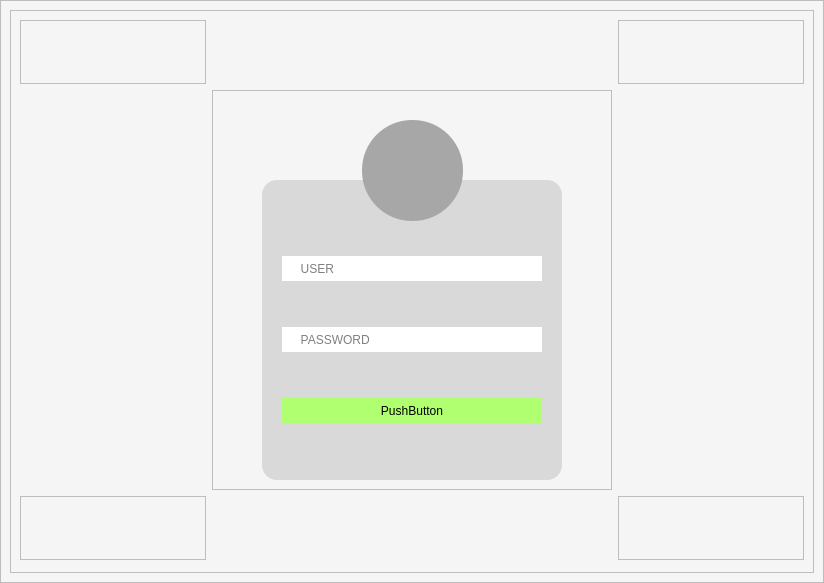
jorgea-hn/Proyecto_Sistema_Restaurante, file Layout/Login.ui: the form before one commit.
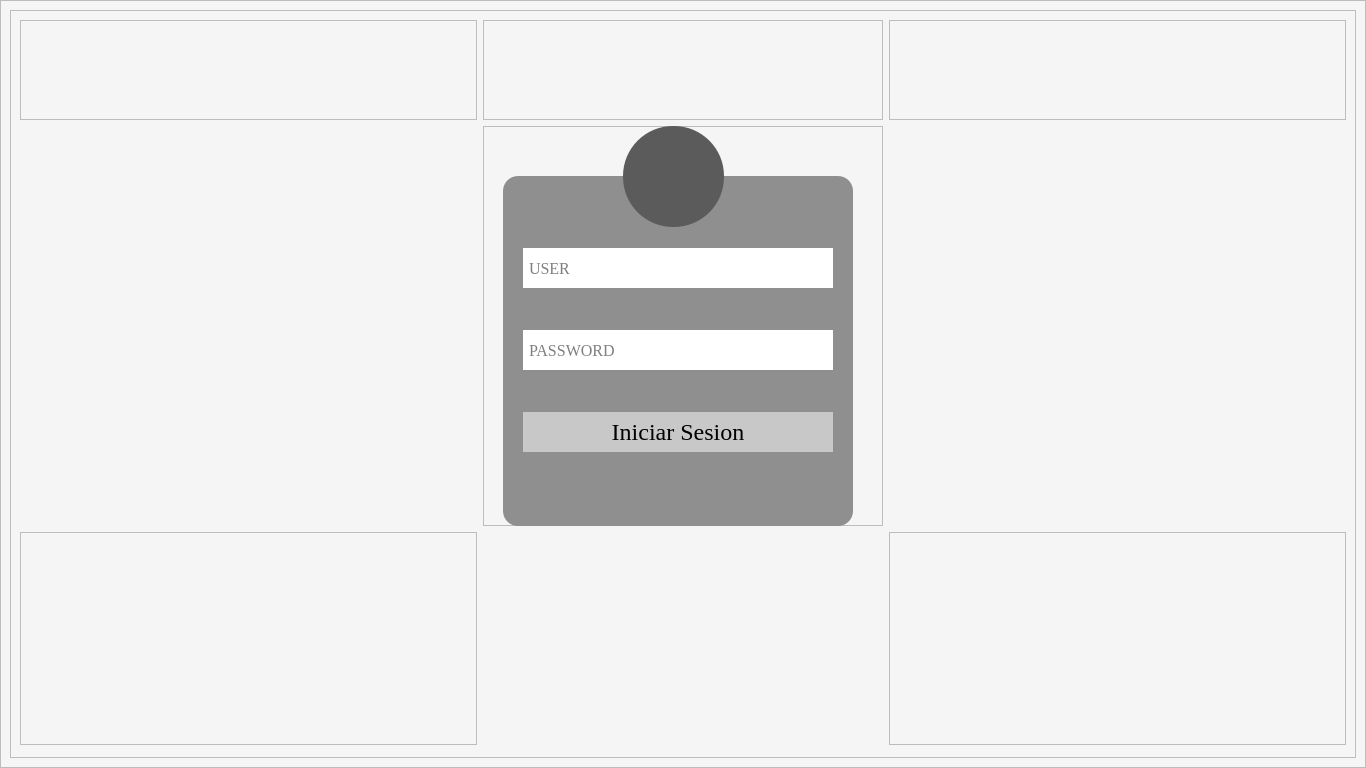
The form after the commit. Icons and pictures are not drawn.

Commit message: Modificacion de interfaz

What changed in the file:
```diff
--- a/Layout/Login.ui
+++ b/Layout/Login.ui
@@ -6,10 +6,28 @@
    <rect>
     <x>0</x>
     <y>0</y>
-    <width>824</width>
-    <height>583</height>
+    <width>1366</width>
+    <height>768</height>
    </rect>
   </property>
+  <property name="sizePolicy">
+   <sizepolicy hsizetype="MinimumExpanding" vsizetype="MinimumExpanding">
+    <horstretch>0</horstretch>
+    <verstretch>0</verstretch>
+   </sizepolicy>
+  </property>
+  <property name="minimumSize">
+   <size>
+    <width>1366</width>
+    <height>768</height>
+   </size>
+  </property>
+  <property name="maximumSize">
+   <size>
+    <width>16777215</width>
+    <height>16777215</height>
+   </size>
+  </property>
   <property name="windowTitle">
    <string>MainWindow</string>
   </property>
@@ -57,6 +75,62 @@
             <property name="bottomMargin">
              <number>12</number>
             </property>
+            <item row="3" column="0">
+             <widget class="QFrame" name="frame_6">
+              <property name="frameShape">
+               <enum>QFrame::StyledPanel</enum>
+              </property>
+              <property name="frameShadow">
+               <enum>QFrame::Raised</enum>
+              </property>
+             </widget>
+            </item>
+            <item row="0" column="0">
+             <widget class="QFrame" name="frame_7">
+              <property name="frameShape">
+               <enum>QFrame::StyledPanel</enum>
+              </property>
+              <property name="frameShadow">
+               <enum>QFrame::Raised</enum>
+              </property>
+             </widget>
+            </item>
+            <item row="3" column="3">
+             <widget class="QFrame" name="frame_5">
+              <property name="frameShape">
+               <enum>QFrame::StyledPanel</enum>
+              </property>
+              <property name="frameShadow">
+               <enum>QFrame::Raised</enum>
+              </property>
+             </widget>
+            </item>
+            <item row="0" column="1">
+             <widget class="QFrame" name="frame_3">
+              <property name="maximumSize">
+               <size>
+                <width>16777215</width>
+                <height>100</height>
+               </size>
+              </property>
+              <property name="frameShape">
+               <enum>QFrame::StyledPanel</enum>
+              </property>
+              <property name="frameShadow">
+               <enum>QFrame::Raised</enum>
+              </property>
+             </widget>
+            </item>
+            <item row="0" column="3">
+             <widget class="QFrame" name="frame_4">
+              <property name="frameShape">
+               <enum>QFrame::StyledPanel</enum>
+              </property>
+              <property name="frameShadow">
+               <enum>QFrame::Raised</enum>
+              </property>
+             </widget>
+            </item>
             <item row="1" column="1">
              <widget class="QFrame" name="frame_10">
               <property name="minimumSize">
@@ -80,27 +154,28 @@
               <widget class="QFrame" name="frame_12">
                <property name="geometry">
                 <rect>
-                 <x>50</x>
-                 <y>90</y>
-                 <width>300</width>
-                 <height>300</height>
+                 <x>20</x>
+                 <y>50</y>
+                 <width>350</width>
+                 <height>350</height>
                 </rect>
                </property>
                <property name="minimumSize">
                 <size>
-                 <width>300</width>
-                 <height>300</height>
+                 <width>350</width>
+                 <height>350</height>
                 </size>
                </property>
                <property name="maximumSize">
                 <size>
-                 <width>300</width>
-                 <height>300</height>
+                 <width>350</width>
+                 <height>350</height>
                 </size>
                </property>
                <property name="styleSheet">
-                <string notr="true">background-color: rgb(217, 217, 217);
-border-radius:15px;</string>
+                <string notr="true">background-color: rgb(143, 143, 143);
+border-radius:15px;
+</string>
                </property>
                <property name="frameShape">
                 <enum>QFrame::StyledPanel</enum>
@@ -122,18 +197,34 @@
                  <number>20</number>
                 </property>
                 <property name="bottomMargin">
-                 <number>20</number>
+                 <number>40</number>
                 </property>
                 <item>
                  <widget class="QLineEdit" name="lineEdit">
+                  <property name="sizePolicy">
+                   <sizepolicy hsizetype="Expanding" vsizetype="Fixed">
+                    <horstretch>0</horstretch>
+                    <verstretch>0</verstretch>
+                   </sizepolicy>
+                  </property>
                   <property name="minimumSize">
                    <size>
                     <width>0</width>
-                    <height>25</height>
+                    <height>40</height>
                    </size>
                   </property>
+                  <property name="font">
+                   <font>
+                    <family>Georgia</family>
+                    <pointsize>12</pointsize>
+                   </font>
+                  </property>
+                  <property name="cursor">
+                   <cursorShape>IBeamCursor</cursorShape>
+                  </property>
                   <property name="styleSheet">
-                   <string notr="true">background-color: rgb(255, 255, 255);</string>
+                   <string notr="true">background-color: rgb(255, 255, 255);
+border-radius:0px;</string>
                   </property>
                   <property name="inputMask">
                    <string/>
@@ -154,7 +245,7 @@
                    <bool>false</bool>
                   </property>
                   <property name="placeholderText">
-                   <string>     USER</string>
+                   <string> USER</string>
                   </property>
                   <property name="cursorMoveStyle">
                    <enum>Qt::LogicalMoveStyle</enum>
@@ -169,11 +260,18 @@
                   <property name="minimumSize">
                    <size>
                     <width>0</width>
-                    <height>25</height>
+                    <height>40</height>
                    </size>
                   </property>
+                  <property name="font">
+                   <font>
+                    <family>Georgia</family>
+                    <pointsize>12</pointsize>
+                   </font>
+                  </property>
                   <property name="styleSheet">
-                   <string notr="true">background-color: rgb(255, 255, 255);</string>
+                   <string notr="true">background-color: rgb(255, 255, 255);
+border-radius:0px;</string>
                   </property>
                   <property name="text">
                    <string/>
@@ -188,7 +286,7 @@
                    <set>Qt::AlignLeading|Qt::AlignLeft|Qt::AlignVCenter</set>
                   </property>
                   <property name="placeholderText">
-                   <string>     PASSWORD</string>
+                   <string> PASSWORD</string>
                   </property>
                  </widget>
                 </item>
@@ -197,14 +295,28 @@
                   <property name="minimumSize">
                    <size>
                     <width>0</width>
-                    <height>25</height>
+                    <height>40</height>
                    </size>
                   </property>
+                  <property name="maximumSize">
+                   <size>
+                    <width>16777215</width>
+                    <height>40</height>
+                   </size>
+                  </property>
+                  <property name="font">
+                   <font>
+                    <family>Georgia</family>
+                    <pointsize>18</pointsize>
+                   </font>
+                  </property>
                   <property name="styleSheet">
-                   <string notr="true">background-color: rgb(175, 255, 112);</string>
+                   <string notr="true">background-color: rgb(200, 200, 200);
+
+border-radius:0px;</string>
                   </property>
                   <property name="text">
-                   <string>PushButton</string>
+                   <string>Iniciar Sesion</string>
                   </property>
                  </widget>
                 </item>
@@ -213,14 +325,15 @@
               <widget class="QFrame" name="frame_13">
                <property name="geometry">
                 <rect>
-                 <x>150</x>
-                 <y>30</y>
+                 <x>140</x>
+                 <y>0</y>
                  <width>101</width>
                  <height>101</height>
                 </rect>
                </property>
                <property name="styleSheet">
-                <string notr="true">background-color: rgb(167, 167, 167);
+                <string notr="true">background-color: rgb(91, 91, 91);
+
 border-radius:50%;</string>
                </property>
                <property name="frameShape">
@@ -239,7 +352,7 @@
                  </rect>
                 </property>
                 <property name="styleSheet">
-                 <string notr="true">background-color: rgb(167, 167, 167);</string>
+                 <string notr="true">background-color: rgb(91, 91, 91);</string>
                 </property>
                 <property name="text">
                  <string/>
@@ -254,46 +367,6 @@
               </widget>
              </widget>
             </item>
-            <item row="2" column="0">
-             <widget class="QFrame" name="frame_6">
-              <property name="frameShape">
-               <enum>QFrame::StyledPanel</enum>
-              </property>
-              <property name="frameShadow">
-               <enum>QFrame::Raised</enum>
-              </property>
-             </widget>
-            </item>
-            <item row="0" column="0">
-             <widget class="QFrame" name="frame_7">
-              <property name="frameShape">
-               <enum>QFrame::StyledPanel</enum>
-              </property>
-              <property name="frameShadow">
-               <enum>QFrame::Raised</enum>
-              </property>
-             </widget>
-            </item>
-            <item row="0" column="3">
-             <widget class="QFrame" name="frame_4">
-              <property name="frameShape">
-               <enum>QFrame::StyledPanel</enum>
-              </property>
-              <property name="frameShadow">
-               <enum>QFrame::Raised</enum>
-              </property>
-             </widget>
-            </item>
-            <item row="2" column="3">
-             <widget class="QFrame" name="frame_5">
-              <property name="frameShape">
-               <enum>QFrame::StyledPanel</enum>
-              </property>
-              <property name="frameShadow">
-               <enum>QFrame::Raised</enum>
-              </property>
-             </widget>
-            </item>
            </layout>
           </widget>
          </item>
```
Left out of the diff: 2 changed lines with no effect on the pictures. The commit also changes 5 other files.
